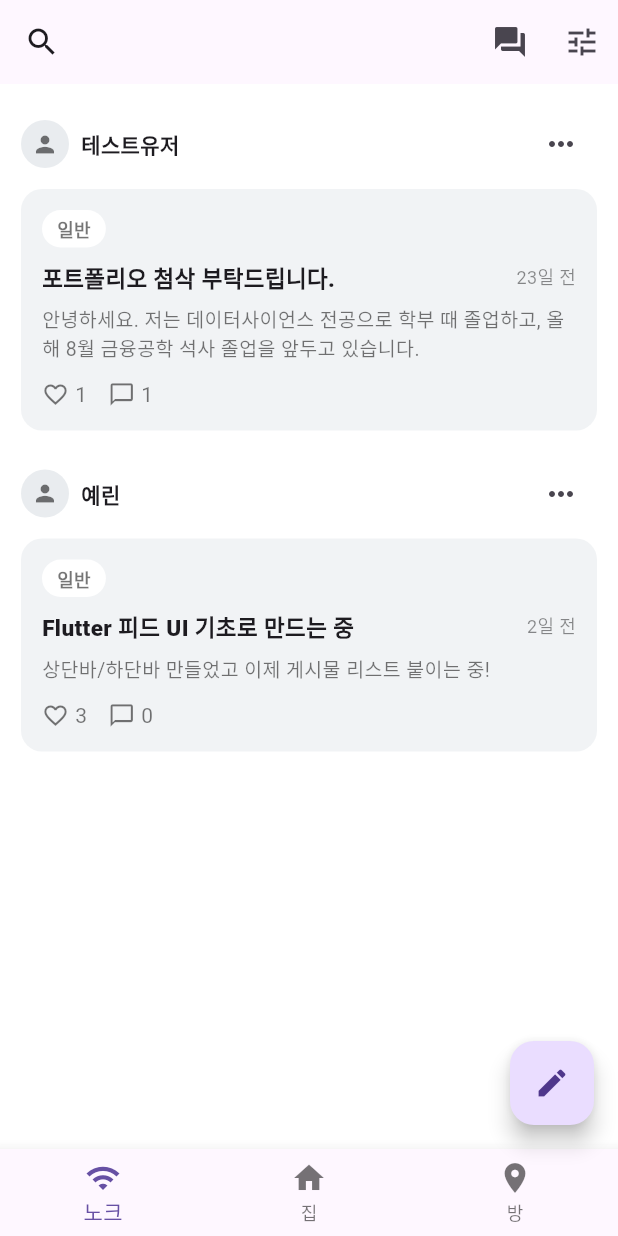
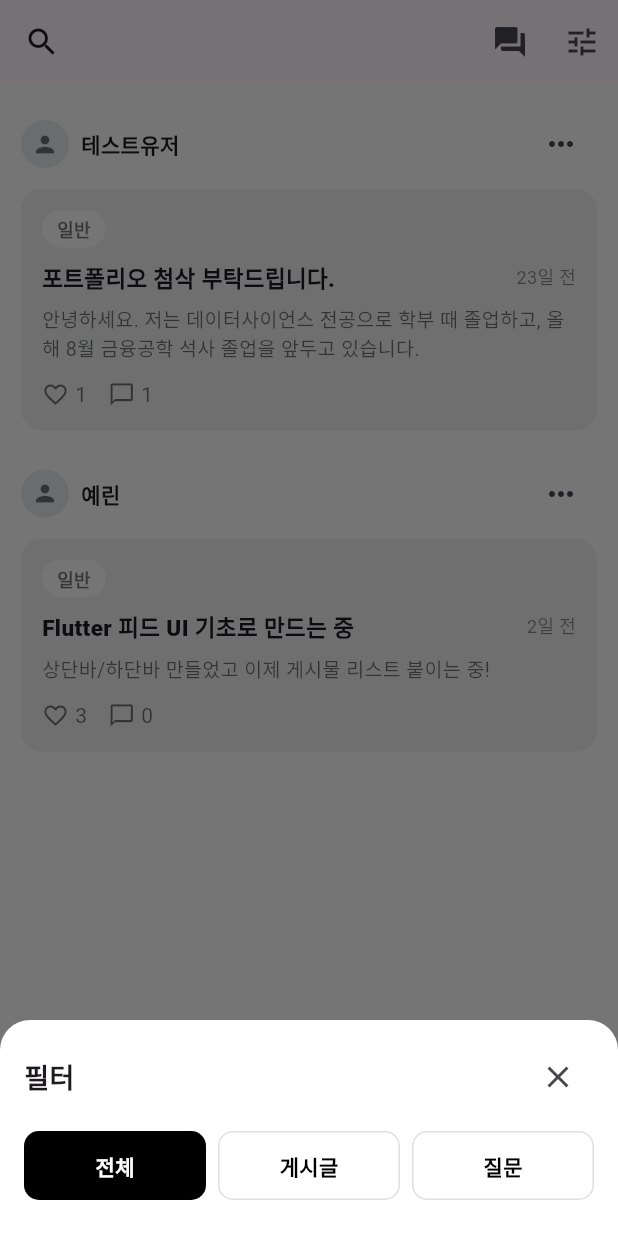
Before and after one commit to yerin-lab/BDAI_onboarding, a Flutter app: the screen it shows after launch, after a tap on the "tune" icon, on a phone screen of 412 x 824 dp. Run offline on Flutter 3.47's test engine with Material 3 defaults, Android fonts, the light colour scheme and no system bars.

Commit message:
[#1] feature : 게시물 필터 기능 구현

```diff
--- a/lib/models/post.dart
+++ b/lib/models/post.dart
@@ -1,3 +1,5 @@
+enum PostType { post, question }
+
 class Post {
   final int id;
   final String author;
@@ -8,6 +10,7 @@ class Post {
   final int likes;
   final int comments;
   final bool isMine;
+  final PostType type;
 
   Post({
     required this.id,
@@ -19,6 +22,7 @@ class Post {
     required this.likes,
     required this.comments,
     bool? isMine,
+    this.type = PostType.post,
   }) : isMine = isMine ?? false;
 
   // 수정용
--- a/lib/pages/create_post_page.dart
+++ b/lib/pages/create_post_page.dart
@@ -2,7 +2,9 @@ import 'package:flutter/material.dart';
 import '../models/post.dart';
 
 class CreatePostPage extends StatefulWidget {
-  const CreatePostPage({super.key});
+  const CreatePostPage({super.key, this.type = PostType.post});
+
+  final PostType type;
 
   @override
   State<CreatePostPage> createState() => _CreatePostPageState();
@@ -62,6 +64,7 @@ class _CreatePostPageState extends State<CreatePostPage> {
       daysAgo: 0,
       likes: 0,
       comments: 0,
+      type: widget.type,
     );
 
     Navigator.pop(context, post);
--- a/lib/pages/feed_page.dart
+++ b/lib/pages/feed_page.dart
@@ -3,6 +3,7 @@ import '../models/post.dart';
 import '../widgets/post_card.dart';
 import 'create_post_page.dart';
 import 'detail_page.dart';
+import '../widgets/filter_bottomsheet.dart';
 
 class FeedPage extends StatefulWidget {
   const FeedPage({super.key});
@@ -13,6 +14,7 @@ class FeedPage extends StatefulWidget {
 
 class _FeedPageState extends State<FeedPage> {
   int _currentIndex = 0;
+  FeedFilter _filter = FeedFilter.all;
 
   final List<Post> posts = [
     Post(
@@ -24,6 +26,7 @@ class _FeedPageState extends State<FeedPage> {
       daysAgo: 23,
       likes: 1,
       comments: 1,
+      type: PostType.question,
     ),
     Post(
       id: 2,
@@ -35,13 +38,14 @@ class _FeedPageState extends State<FeedPage> {
       likes: 3,
       comments: 0,
       isMine: true,
+      type: PostType.post,
     ),
   ];
 
-  Future<void> _openCreate() async {
+  Future<void> _openCreate(PostType type) async {
     final created = await Navigator.push<Post>(
       context,
-      MaterialPageRoute(builder: (_) => const CreatePostPage()),
+      MaterialPageRoute(builder: (_) => CreatePostPage(type: type)),
     );
 
     if (created != null) {
@@ -51,8 +55,74 @@ class _FeedPageState extends State<FeedPage> {
     }
   }
 
+  void _openCreateTypeSheet() {
+    showModalBottomSheet(
+      context: context,
+      backgroundColor: Colors.white,
+      shape: const RoundedRectangleBorder(
+        borderRadius: BorderRadius.vertical(top: Radius.circular(20)),
+      ),
+      builder: (_) {
+        return SafeArea(
+          child: Padding(
+            padding: const EdgeInsets.fromLTRB(16, 14, 16, 16),
+            child: Column(
+              mainAxisSize: MainAxisSize.min,
+              children: [
+                const Text(
+                  '어떤 글을 작성할까요?',
+                  style: TextStyle(fontSize: 18, fontWeight: FontWeight.w700),
+                ),
+                const SizedBox(height: 12),
+                ListTile(
+                  leading: const Icon(Icons.article_outlined),
+                  title: const Text('게시글'),
+                  onTap: () {
+                    Navigator.pop(context);
+                    _openCreate(PostType.post);
+                  },
+                ),
+                ListTile(
+                  leading: const Icon(Icons.help_outline),
+                  title: const Text('질문'),
+                  onTap: () {
+                    Navigator.pop(context);
+                    _openCreate(PostType.question);
+                  },
+                ),
+              ],
+            ),
+          ),
+        );
+      },
+    );
+  }
+
+  Future<void> _openFilterSheet() async {
+    final selected = await showModalBottomSheet<FeedFilter>(
+      context: context,
+      backgroundColor: Colors.white,
+      shape: const RoundedRectangleBorder(
+        borderRadius: BorderRadius.vertical(top: Radius.circular(20)),
+      ),
+      builder: (_) => FeedFilterSheet(selected: _filter),
+    );
+
+    if (selected == null) return;
+
+    setState(() {
+      _filter = selected;
+    });
+  }
+
   @override
   Widget build(BuildContext context) {
+    final filteredPosts = posts.where((p) {
+      if (_filter == FeedFilter.all) return true;
+      if (_filter == FeedFilter.post) return p.type == PostType.post;
+      return p.type == PostType.question;
+    }).toList();
+
     return Scaffold(
       backgroundColor: Colors.white,
 
@@ -69,7 +139,7 @@ class _FeedPageState extends State<FeedPage> {
             tooltip: '채팅',
           ),
           IconButton(
-            onPressed: () {},
+            onPressed: _openFilterSheet,
             icon: const Icon(Icons.tune),
             tooltip: '필터',
           ),
@@ -78,10 +148,10 @@ class _FeedPageState extends State<FeedPage> {
 
       body: ListView.separated(
         padding: const EdgeInsets.only(top: 10, bottom: 140), // FAB 공간 확보
-        itemCount: posts.length,
+        itemCount: filteredPosts.length,
         separatorBuilder: (_, __) => const SizedBox(height: 6),
         itemBuilder: (context, index) {
-          final post = posts[index];
+          final post = filteredPosts[index];
 
           return GestureDetector(
             behavior: HitTestBehavior.opaque,
@@ -114,7 +184,7 @@ class _FeedPageState extends State<FeedPage> {
       ),
 
       floatingActionButton: FloatingActionButton(
-        onPressed: _openCreate,
+        onPressed: _openCreateTypeSheet,
         child: const Icon(Icons.edit),
       ),
       floatingActionButtonLocation: FloatingActionButtonLocation.endFloat,
--- /dev/null
+++ b/lib/widgets/filter_bottomsheet.dart
@@ -0,0 +1,91 @@
+import 'package:flutter/material.dart';
+
+enum FeedFilter { all, post, question }
+
+class FeedFilterSheet extends StatelessWidget {
+  const FeedFilterSheet({super.key, required this.selected});
+
+  final FeedFilter selected;
+
+  @override
+  Widget build(BuildContext context) {
+    return SafeArea(
+      child: Padding(
+        padding: const EdgeInsets.fromLTRB(16, 14, 16, 16),
+        child: Column(
+          mainAxisSize: MainAxisSize.min,
+          crossAxisAlignment: CrossAxisAlignment.start,
+          children: [
+            Row(
+              mainAxisAlignment: MainAxisAlignment.spaceBetween,
+              children: [
+                const Text(
+                  '필터',
+                  style: TextStyle(fontSize: 18, fontWeight: FontWeight.w700),
+                ),
+                IconButton(
+                  onPressed: () => Navigator.pop(context),
+                  icon: const Icon(Icons.close),
+                ),
+              ],
+            ),
+            const SizedBox(height: 12),
+
+            Row(
+              children: [
+                _chip(
+                  label: '전체',
+                  selected: selected == FeedFilter.all,
+                  onTap: () => Navigator.pop(context, FeedFilter.all),
+                ),
+                const SizedBox(width: 8),
+                _chip(
+                  label: '게시글',
+                  selected: selected == FeedFilter.post,
+                  onTap: () => Navigator.pop(context, FeedFilter.post),
+                ),
+                const SizedBox(width: 8),
+                _chip(
+                  label: '질문',
+                  selected: selected == FeedFilter.question,
+                  onTap: () => Navigator.pop(context, FeedFilter.question),
+                ),
+              ],
+            ),
+
+            const SizedBox(height: 8),
+          ],
+        ),
+      ),
+    );
+  }
+
+  Widget _chip({
+    required String label,
+    required bool selected,
+    required VoidCallback onTap,
+  }) {
+    return Expanded(
+      child: InkWell(
+        borderRadius: BorderRadius.circular(10),
+        onTap: onTap,
+        child: Container(
+          padding: const EdgeInsets.symmetric(vertical: 12),
+          alignment: Alignment.center,
+          decoration: BoxDecoration(
+            borderRadius: BorderRadius.circular(10),
+            color: selected ? Colors.black : Colors.white,
+            border: Border.all(color: Colors.black12),
+          ),
+          child: Text(
+            label,
+            style: TextStyle(
+              fontWeight: FontWeight.w600,
+              color: selected ? Colors.white : Colors.black,
+            ),
+          ),
+        ),
+      ),
+    );
+  }
+}
```
